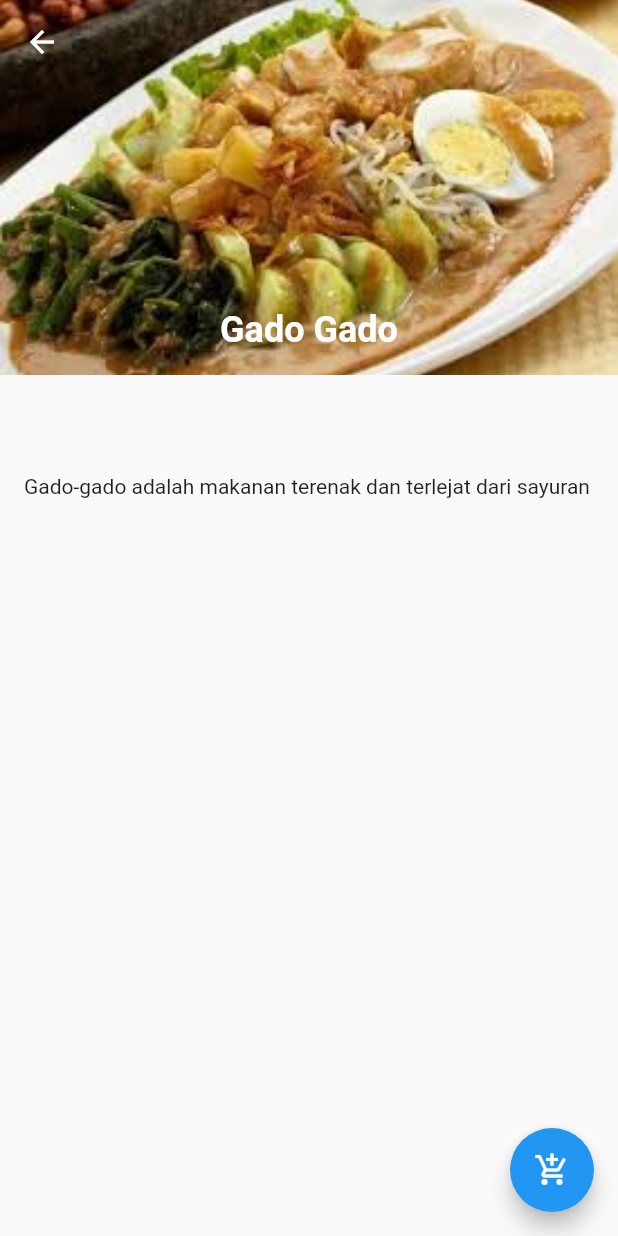
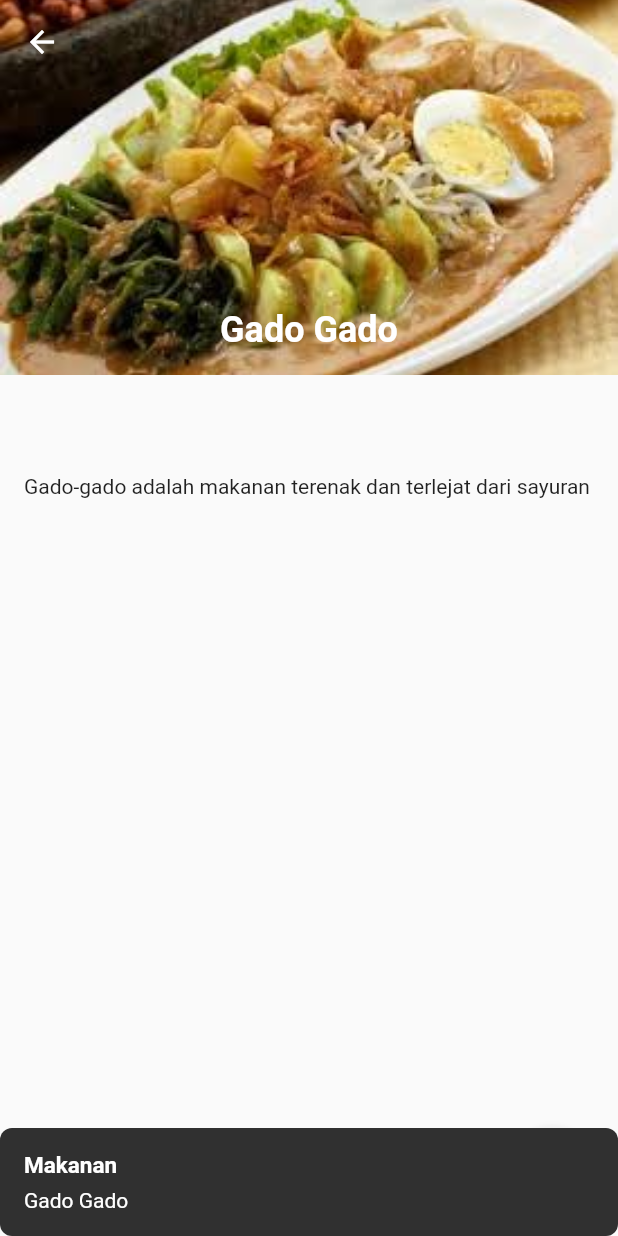
Before and after one commit to basriumar12/DicodingFLutterAcademy, a Flutter app: the screen it shows after launch, after a tap on "Gado Gado", on a phone screen of 412 x 824 dp. Run offline on Flutter 3.47's test engine with Material 2 defaults, Android fonts, the phone set to English and light mode, and no system bars; our stand-ins replace flushbar.

```diff
--- a/lib/screen/home.dart
+++ b/lib/screen/home.dart
@@ -1,6 +1,7 @@
 import 'package:flutter/material.dart';
 import 'package:flutter_app/model/model.dart';
 import 'package:flutter_app/screen/detail.dart';
+import 'package:flushbar/flushbar.dart';
 
 class Home extends StatelessWidget {
   @override
@@ -13,14 +14,23 @@ class Home extends StatelessWidget {
               child: Column(
                 children: <Widget>[
                   InkWell(
-                      onTap: () => Navigator.push(
+                      onTap: () {
+                        Navigator.push(
                             context,
                             MaterialPageRoute(
                                 builder: (context) => Details(
                                       namaMakanan: produk.nama,
                                       gambarMakanan: produk.gambar,
                                       detailMakanan: produk.detail,
-                                  ))),
+                                    )));
+                        Flushbar(
+                          aroundPadding: EdgeInsets.all(8),
+                          borderRadius: 8,
+                          title: "Makanan",
+                          message: produk.nama,
+                          duration: Duration(seconds: 3),
+                        )..show(context);
+                      },
                       child: ColumnCustom(
                         tag: produk.nama,
                         gambar: produk.gambar,
@@ -40,6 +50,7 @@ class Home extends StatelessWidget {
     return Scaffold(
       appBar: AppBar(
         title: Text('Makanan'),
+        backgroundColor: Colors.lightGreen,
       ),
       body: grid,
     );
--- a/pubspec.yaml
+++ b/pubspec.yaml
@@ -19,6 +19,7 @@ environment:
 dependencies:
   flutter:
     sdk: flutter
+  flushbar: ^1.4.0
 
   # The following adds the Cupertino Icons font to your application.
   # Use with the CupertinoIcons class for iOS style icons.
```
Also changed, not shown: pubspec.lock. Lines whose indentation alone changed are shown as unchanged.
